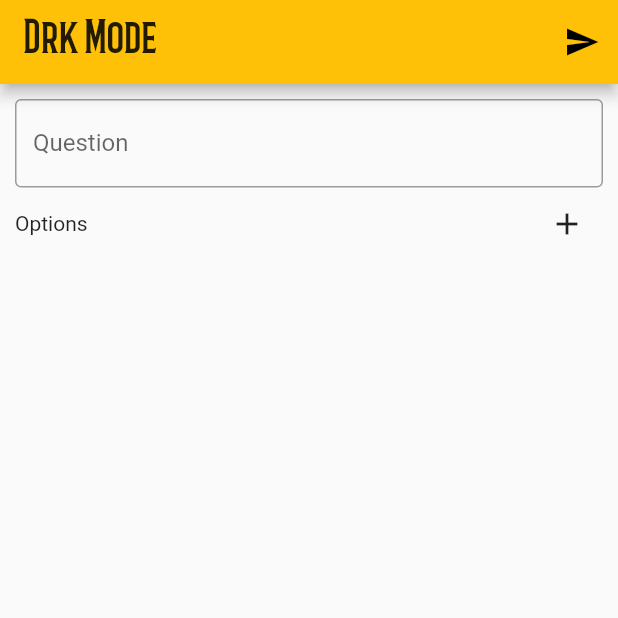
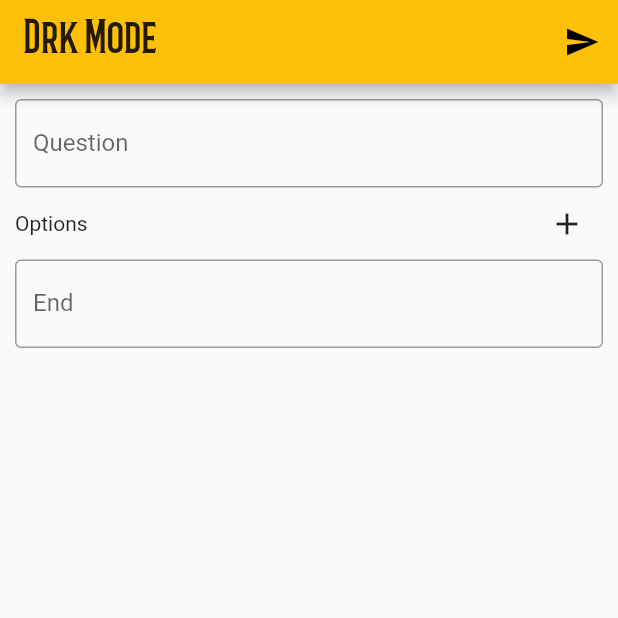
Before and after one commit to nrubin29/drkmode, a Flutter app: the PollEditor screen opened directly, on a phone screen of 412 x 824 dp, the top half of it. Run offline on Flutter 3.47's test engine with Material 2 defaults, Android fonts, the phone set to English and light mode, and no system bars; drawn by our look-alikes of date_time_picker; our stand-ins replace shared_preferences; accounts and stored records are empty; network calls fail.

Commit message:
Poll creator can now specify end

```diff
--- a/app/lib/main.dart
+++ b/app/lib/main.dart
@@ -1,7 +1,9 @@
 import 'package:drkmode_app/home.dart';
 import 'package:flutter/material.dart';
+import 'package:intl/date_symbol_data_local.dart';
 
-void main() {
+Future<void> main() async {
+  await initializeDateFormatting();
   runApp(MyApp());
 }
 
--- a/app/lib/poll_editor.dart
+++ b/app/lib/poll_editor.dart
@@ -1,5 +1,7 @@
 import 'dart:convert';
+import 'dart:ui';
 
+import 'package:date_time_picker/date_time_picker.dart';
 import 'package:drkmode_app/drk_mode_appbar.dart';
 import 'package:drkmode_common/generic_response.dart';
 import 'package:drkmode_common/poll_create.dart';
@@ -14,6 +16,7 @@ class PollEditor extends StatefulWidget {
 class _PollEditorState extends State<PollEditor> {
   final _questionController = TextEditingController();
   final _optionControllers = <TextEditingController>[];
+  final _endController = TextEditingController();
 
   @override
   Widget build(BuildContext context) {
@@ -26,6 +29,7 @@ class _PollEditorState extends State<PollEditor> {
               final request = PollCreateRequest(
                 _questionController.text,
                 _optionControllers.map((e) => e.text).toList(growable: false),
+                DateTime.parse(_endController.text),
               );
 
               final rawResponse = await post(
@@ -93,6 +97,18 @@ class _PollEditorState extends State<PollEditor> {
                     ],
                   ),
                 ),
+              DateTimePicker(
+                type: DateTimePickerType.dateTime,
+                use24HourFormat: false,
+                controller: _endController,
+                firstDate: DateTime.now(),
+                lastDate: DateTime.now().add(Duration(days: 30)),
+                locale: PlatformDispatcher.instance.locale,
+                decoration: InputDecoration(
+                  labelText: 'End',
+                  border: OutlineInputBorder(),
+                ),
+              ),
             ],
           ),
         ),
@@ -103,6 +119,7 @@ class _PollEditorState extends State<PollEditor> {
   @override
   void dispose() {
     _questionController.dispose();
+    _endController.dispose();
 
     for (var optionController in _optionControllers) {
       optionController.dispose();
--- a/app/pubspec.yaml
+++ b/app/pubspec.yaml
@@ -8,11 +8,13 @@ environment:
   sdk: ">=2.12.0 <3.0.0"
 
 dependencies:
+  date_time_picker: ^2.1.0
   drkmode_common:
     path: ../common
   flutter:
     sdk: flutter
   http: ^0.13.3
+  intl: ^0.17.0
   shared_preferences: ^2.0.7
 
 dev_dependencies:
--- a/common/lib/poll_create.dart
+++ b/common/lib/poll_create.dart
@@ -6,8 +6,9 @@ part 'poll_create.g.dart';
 class PollCreateRequest {
   final String question;
   final List<String> options;
+  final DateTime end;
 
-  const PollCreateRequest(this.question, this.options);
+  const PollCreateRequest(this.question, this.options, this.end);
 
   factory PollCreateRequest.fromJson(Map<String, dynamic> json) =>
       _$PollCreateRequestFromJson(json);
--- a/common/lib/poll_question.dart
+++ b/common/lib/poll_question.dart
@@ -1,6 +1,10 @@
 import 'package:json_annotation/json_annotation.dart';
 
 part 'poll_question.g.dart';
+
+DateTime fromMillis(value) => DateTime.fromMillisecondsSinceEpoch(value);
+
+int toMillis(DateTime value) => value.millisecondsSinceEpoch;
 
 @JsonSerializable()
 class Poll {
@@ -8,7 +12,10 @@ class Poll {
   final String question;
   final List<PollOption> options;
 
-  const Poll(this.id, this.question, this.options);
+  @JsonKey(fromJson: fromMillis, toJson: toMillis)
+  final DateTime end;
+
+  const Poll(this.id, this.question, this.options, this.end);
 
   factory Poll.fromJson(Map<String, dynamic> json) => _$PollFromJson(json);
 
--- a/server/lib/poll_service.dart
+++ b/server/lib/poll_service.dart
@@ -39,8 +39,10 @@ class PollService {
         PollCreateRequest.fromJson(json.decode(await request.readAsString()));
 
     final result = await database.transaction((txn) async {
-      final pollId =
-          await txn.insert('Poll', {'question': createRequest.question});
+      final pollId = await txn.insert('Poll', {
+        'question': createRequest.question,
+        'end': createRequest.end.millisecondsSinceEpoch,
+      });
 
       if (pollId <= 0) {
         return false;
```
Also changed, not shown: app/pubspec.lock, common/lib/poll_create.g.dart, common/lib/poll_question.g.dart.
